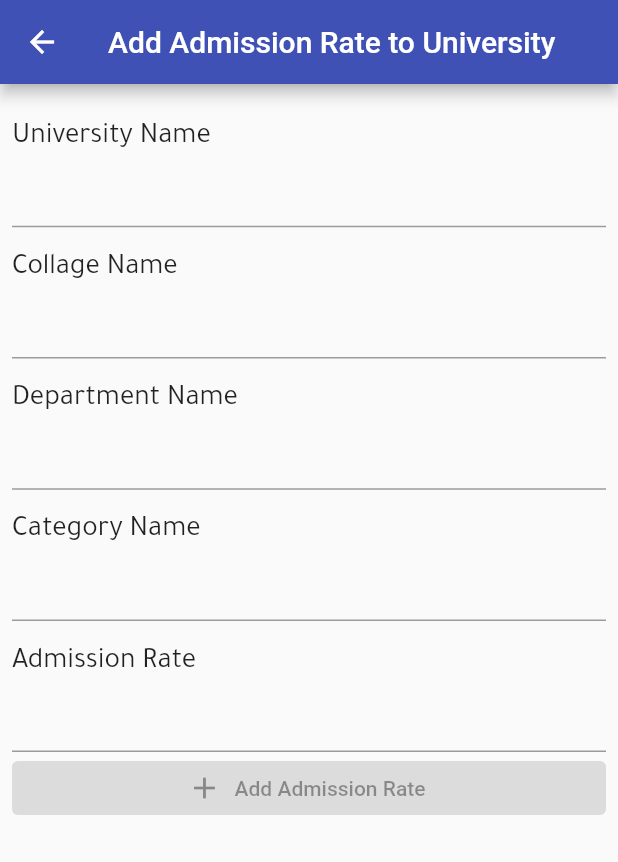
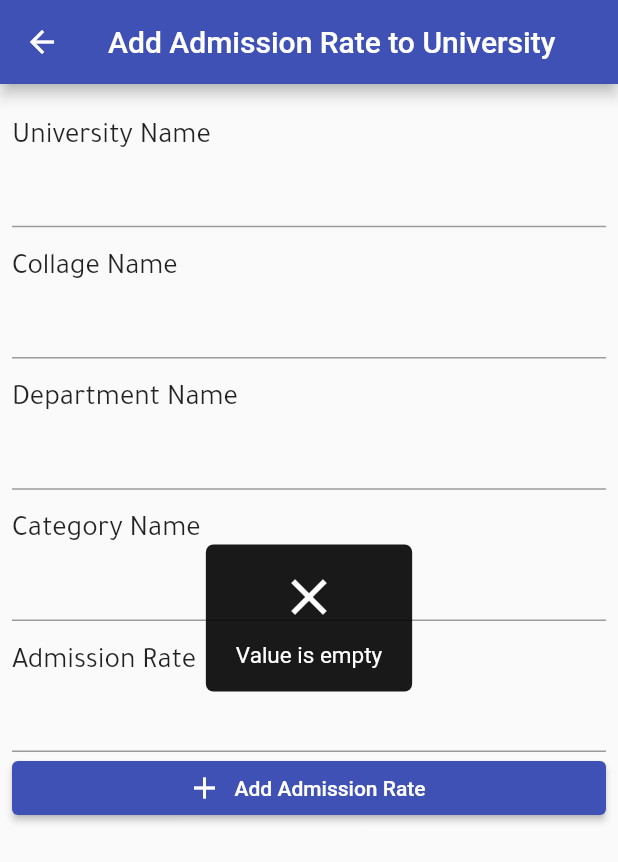
Before and after one commit to ShaimaBaasher/collage-finder, a Flutter app: the AddAdmissionView screen opened by its route, after a tap on "Add Admission Rate", on a phone screen of 412 x 824 dp. Shown: the top 862 px of the screen. Run offline on Flutter 3.47's test engine with Material 2 defaults, Android fonts, the phone set to English and light mode, and no system bars; our stand-ins replace cloud_firestore, firebase_core, firebase_storage, flutter_easyloading, flutter_svg, get and 6 more; accounts and stored records are empty; statements that could not run were skipped.

Commit message:
Bug Fixes

```diff
--- a/lib/admin/views/add_addmission_view/controller/add_admission_contoller.dart
+++ b/lib/admin/views/add_addmission_view/controller/add_admission_contoller.dart
@@ -179,6 +179,8 @@ class AddAdmissionController extends GetxController {
   }
 
   void uploadAdmission() async {
+    if (universityModel != null && collageModel != null &&
+        rateModel != null && departmentModel != null && categoryModel != null) {
       isInsertingLoading(true);
       // Images
       await getAdmission();
@@ -202,5 +204,9 @@ class AddAdmissionController extends GetxController {
           .catchError(
               (error) => EasyLoading.showError('Admission Add failed $error'));
       isInsertingLoading(false);
+
+    } else {
+      EasyLoading.showError('Value is empty');
     }
   }
+}
--- a/lib/views/splash_view/controller/controller.dart
+++ b/lib/views/splash_view/controller/controller.dart
@@ -16,8 +16,8 @@ class SplashController extends GetxController {
   void goToHomeScreen() async {
     await Future.delayed(const Duration(seconds: 2));
     StorageService.to.reset();
-    // Get.off(() => const AdminBottomBarNavigationView());
-    Get.off(() => const BottomBarNavigationView()); // <== Change here
+    Get.off(() => const AdminBottomBarNavigationView());
+    // Get.off(() => const BottomBarNavigationView()); // <== Change here
   }
 
 }
```
Also changed, not shown: lib/views/collage_view/widget/row_universities.dart (+5 -5 lines). Lines whose indentation alone changed are shown as unchanged.
